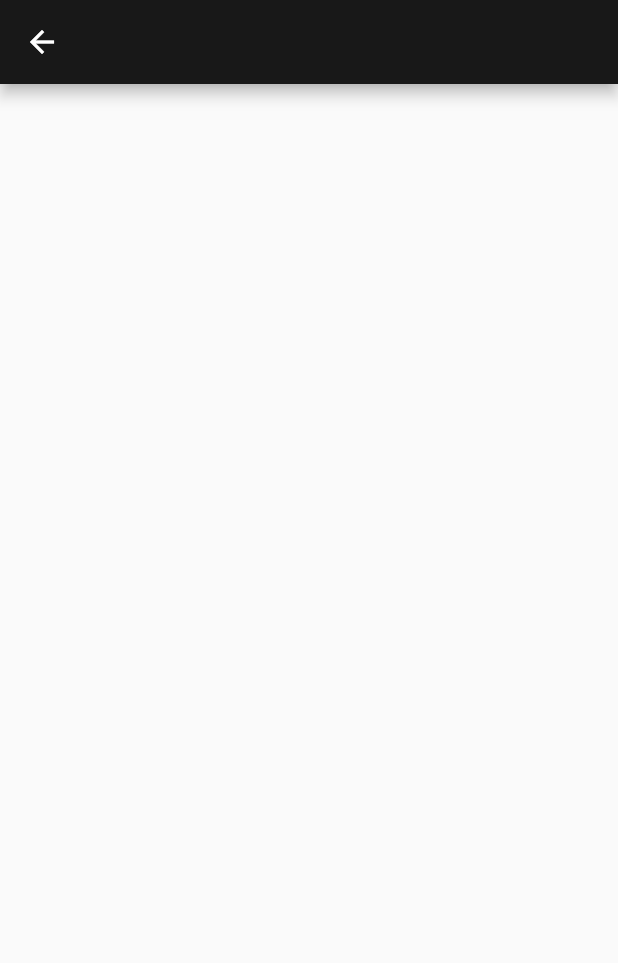
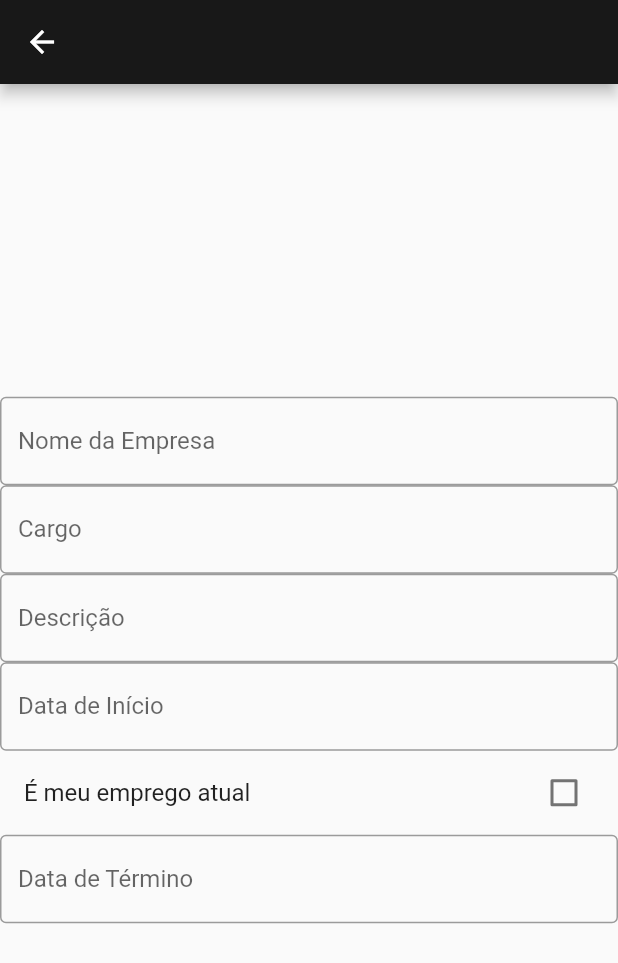
Before and after one commit to lucasd09/portfolio-flutter, a Flutter app: the screen it shows once a user with an empty profile is signed in, after a tap on "Experiência", on a phone screen of 412 x 824 dp. Shown: the top 963 px of the screen. Run offline on Flutter 3.47's test engine with Material 2 defaults, Android fonts, the phone set to English and light mode, and no system bars; our stand-ins replace cloud_firestore, firebase_auth, firebase_core, firebase_storage, image_picker; accounts and stored records are empty; network calls fail.

Commit message:
comite aaiaiaiaiaiai

```diff
--- a/portfolio/lib/main.dart
+++ b/portfolio/lib/main.dart
@@ -7,6 +7,7 @@ import 'package:portfolio/pages/admin/admin_page_ui.dart';
 import 'package:provider/provider.dart';
 import 'firebase_options.dart';
 import 'package:flutter/material.dart';
+import 'package:intl/date_symbol_data_local.dart';
 
 Future main() async {
   WidgetsFlutterBinding.ensureInitialized();
@@ -20,6 +21,7 @@ class MyApp extends StatelessWidget {
   const MyApp({Key? key}) : super(key: key);
   @override
   Widget build(BuildContext context) {
+    initializeDateFormatting('pt_BR');
     return MultiProvider(
         providers: [
           Provider<AuthService>(
--- a/portfolio/lib/pages/About/about.dart
+++ b/portfolio/lib/pages/About/about.dart
@@ -86,6 +86,7 @@ class AboutBody extends StatelessWidget {
                       children: [
                         const CircleAvatar(
                           backgroundColor: Colors.black26,
+
                           radius: 35,
                         ),
                         Positioned(
--- a/portfolio/lib/pages/admin/experiencia/experience.dart
+++ b/portfolio/lib/pages/admin/experiencia/experience.dart
@@ -1,4 +1,6 @@
 import 'package:flutter/material.dart';
+import 'package:intl/intl.dart';
+import 'package:intl/date_symbol_data_local.dart';
 
 import '../../../constants/app_constants.dart';
 
@@ -16,13 +18,96 @@ class Experience extends StatelessWidget {
   }
 }
 
-class ExperienceBody extends StatelessWidget {
-  const ExperienceBody({Key? key}) : super(key: key);
+class ExperienceBody extends StatefulWidget {
+  ExperienceBody({Key? key}) : super(key: key);
+
+  @override
+  State<ExperienceBody> createState() => _ExperienceBodyState();
+}
+
+class _ExperienceBodyState extends State<ExperienceBody> {
+  final nameController = TextEditingController();
+
+  final jobController = TextEditingController();
+
+  final descController = TextEditingController();
+
+  final dataini = TextEditingController();
+
+  final datafin = TextEditingController();
+
+  var isAtual = false;
 
   @override
   Widget build(BuildContext context) {
     return Center(
-      child: Column(children: []),
+      child: Column(mainAxisAlignment: MainAxisAlignment.center, children: [
+        TextFormField(
+          controller: nameController,
+          decoration: const InputDecoration(
+            border: OutlineInputBorder(),
+            labelText: 'Nome da Empresa',
+          ),
+        ),
+        TextFormField(
+          controller: jobController,
+          decoration: const InputDecoration(
+            border: OutlineInputBorder(),
+            labelText: 'Cargo',
+          ),
+        ),
+        TextFormField(
+          controller: descController,
+          decoration: const InputDecoration(
+            border: OutlineInputBorder(),
+            labelText: 'Descrição',
+          ),
+        ),
+        TextFormField(
+          controller: dataini,
+          decoration: const InputDecoration(
+            border: OutlineInputBorder(),
+            labelText: 'Data de Início',
+          ),
+          readOnly: true,
+          onTap: () async {
+            timePicker(context, dataini);
+          },
+        ),
+        CheckboxListTile(
+            title: const Text('É meu emprego atual'),
+            value: isAtual,
+            onChanged: (newValue) {
+              setState(() {
+                isAtual = newValue!;
+              });
+            }),
+        TextFormField(
+          controller: datafin,
+          enabled: !isAtual,
+          decoration: const InputDecoration(
+            border: OutlineInputBorder(),
+            labelText: 'Data de Término',
+          ),
+          readOnly: true,
+          onTap: () async {
+            timePicker(context, datafin);
+          },
+        ),
+      ]),
     );
   }
 }
+
+timePicker(context, dateInput) async {
+  DateTime? pickedDate = await showDatePicker(
+      context: context,
+      initialDate: DateTime.now(),
+      firstDate: DateTime(1950),
+      lastDate: DateTime(2100));
+
+  if (pickedDate != null) {
+    String formattedDate = DateFormat('yyyy-MM-dd').format(pickedDate);
+    dateInput.text = formattedDate;
+  } else {}
+}
```
Also changed, not shown: portfolio/lib/pages/experiencia/experiencia.dart (+40 -10 lines), 1 other file.
